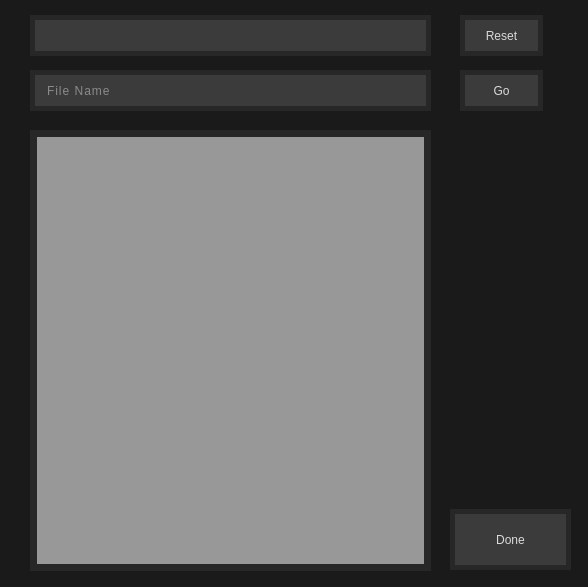
This is NoteBlock/save_as_dialog.ui in vince-exe/NoteBlock as Qt 5 draws it before an edit. The edited form follows.
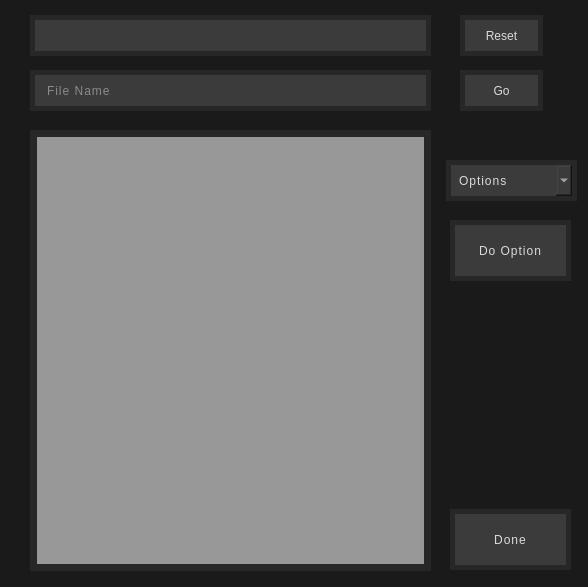
This is the edited form.

The edit to the form file:
```diff
--- a/NoteBlock/save_as_dialog.ui
+++ b/NoteBlock/save_as_dialog.ui
@@ -118,6 +118,7 @@
 	color: rgb(218, 218, 218);
 	border: 5px solid rgb(39, 39, 39);
 	background-color: rgb(59, 59, 59);
+	letter-spacing: 1px;
 }
 
 QPushButton::hover {
@@ -153,6 +154,61 @@
     <string>Go</string>
    </property>
   </widget>
+  <widget class="QComboBox" name="optionsComboBox">
+   <property name="geometry">
+    <rect>
+     <x>446</x>
+     <y>160</y>
+     <width>131</width>
+     <height>41</height>
+    </rect>
+   </property>
+   <property name="styleSheet">
+    <string notr="true">QComboBox {
+	font: 600 9pt &quot;Verdana Pro Cond Semibold&quot;;
+	color: rgb(218, 218, 218);
+	border: 5px solid rgb(39, 39, 39);
+	background-color: rgb(59, 59, 59);
+	padding-left: 8px;
+	letter-spacing: 1px;
+}</string>
+   </property>
+   <property name="editable">
+    <bool>false</bool>
+   </property>
+   <property name="currentText">
+    <string/>
+   </property>
+   <property name="placeholderText">
+    <string>Options</string>
+   </property>
+  </widget>
+  <widget class="QPushButton" name="doOptionBtn">
+   <property name="geometry">
+    <rect>
+     <x>450</x>
+     <y>220</y>
+     <width>121</width>
+     <height>61</height>
+    </rect>
+   </property>
+   <property name="styleSheet">
+    <string notr="true">QPushButton {
+	font: 600 12pt &quot;Verdana Pro Cond Semibold&quot;;
+	color: rgb(218, 218, 218);
+	border: 5px solid rgb(39, 39, 39);
+	background-color: rgb(59, 59, 59);
+	letter-spacing: 1px;
+}
+
+QPushButton::hover {
+	background-color: rgb(84, 84, 84);
+}</string>
+   </property>
+   <property name="text">
+    <string>Do Option</string>
+   </property>
+  </widget>
  </widget>
  <resources/>
  <connections/>
```
